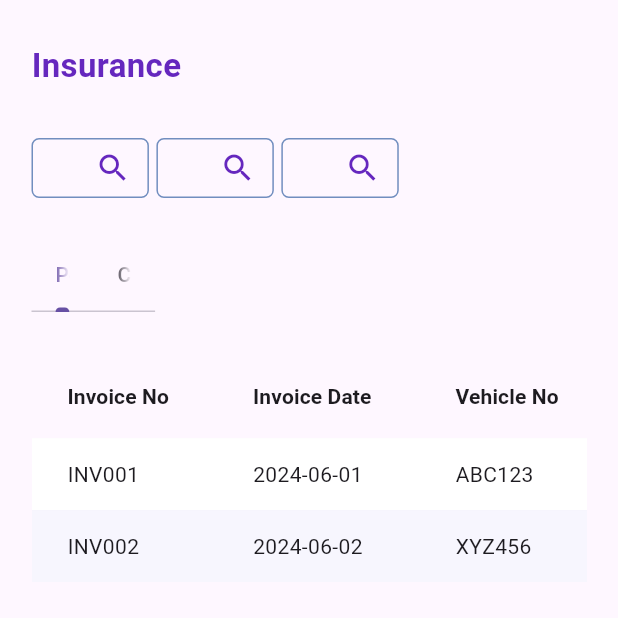
After one commit to MeetIdeaMate/tvs_web, a Flutter app: the InsuranseView screen opened directly, on a phone screen of 412 x 824 dp, the top half of it. The commit adds this screen. Run offline on Flutter 3.47's test engine with Material 3 defaults, Android fonts, the phone set to English and light mode, and no system bars; our stand-ins replace dio, flutter_svg, flutter_typeahead, google_fonts, hexcolor, input_quantity and 3 more; missing offline and left inert: blurry_modal_progress_hud, tlds_flutter; accounts and stored records are empty; network calls fail; Roboto replaces fonts that are missing (assets/fonts/Poppins-Regular.ttf); project files that could hold a hidden picture were left out.

Commit message:
insuranse screen design

```diff
--- a/lib/api_service/app_service_utils.dart
+++ b/lib/api_service/app_service_utils.dart
@@ -24,7 +24,6 @@ import 'package:tlbilling/models/post_model/add_transport_model.dart';
 import 'package:tlbilling/models/update/update_branch_model.dart';
 import 'package:tlbilling/models/user_model.dart';
 import 'package:tlbilling/utils/app_constants.dart';
-
 import '../models/post_model/add_vendor_model.dart';
 
 abstract class AppServiceUtil {
--- a/lib/utils/app_constants.dart
+++ b/lib/utils/app_constants.dart
@@ -133,6 +133,7 @@ class AppConstants {
   static const receipt = 'Receipt';
   static const employee = 'Employee';
   static const pinCode = 'Pin Code';
+  static const insurance = 'Insurance';
 
   //Customer
   static const addCustomer = 'Add Customer';
@@ -318,7 +319,6 @@ class AppConstants {
   static const transportUpdate = 'Transport Update';
   static const transportUpdatedSuccessFully = 'Branch updated successFully';
 
-
   static const somethingWentWrong = 'Something went wrong try again...!';
   static const customerUpdate = 'Customer Update';
   static const customerCreate = 'Customer Create';
@@ -400,7 +400,14 @@ class AppConstants {
   static const enterPartNo = 'Please Enter Part No';
   static const selectVehiceName = 'Please Select Vehicle Name';
   static const enterVarient = 'Please Enter Varient';
-    static const enterColor = 'Please Enter Color';
-    static const enterHsnCode = 'Please Enter HSN Code';
-    static const enterUnitRate = 'Please Enter Unit Rate';
+  static const enterColor = 'Please Enter Color';
+  static const enterHsnCode = 'Please Enter HSN Code';
+  static const enterUnitRate = 'Please Enter Unit Rate';
+
+  //insurnse
+
+  static const String vehicleNo = 'Vehicle No';
+  static const String customerID = 'Customer ID';
+
+  static const String mobileNo = 'Mobile No';
 }
--- a/lib/view/customer/customer_view.dart
+++ b/lib/view/customer/customer_view.dart
@@ -7,6 +7,7 @@ import 'package:tlbilling/models/get_model/get_all_customers_model.dart';
 import 'package:tlbilling/utils/app_colors.dart';
 import 'package:tlbilling/utils/app_constants.dart';
 import 'package:tlbilling/utils/app_util_widgets.dart';
+import 'package:tlbilling/utils/input_formates.dart';
 import 'package:tlbilling/view/customer/create_customer_dialog.dart';
 import 'package:tlbilling/view/customer/customer_view_bloc.dart';
 import 'package:tlds_flutter/components/tlds_input_form_field.dart';
@@ -72,7 +73,7 @@ class _CustomerViewState extends State<CustomerView> {
             return _buildFormField(
               _customerScreenBlocImpl.customerMobileNoController,
               AppConstants.mobileNumber,
-              inputFormatters: [FilteringTextInputFormatter.digitsOnly],
+              inputFormatters: TlInputFormatters.onlyAllowNumbers,
             );
           },
         ),
--- /dev/null
+++ b/lib/view/insuranse/insuranse_view.dart
@@ -0,0 +1,252 @@
+import 'package:flutter/material.dart';
+import 'package:flutter_svg/svg.dart';
+import 'package:tlbilling/utils/app_colors.dart';
+import 'package:tlbilling/utils/app_constants.dart';
+import 'package:tlbilling/utils/app_util_widgets.dart';
+import 'package:tlbilling/view/insuranse/insuranse_view_bloc.dart';
+
+class InsuranseView extends StatefulWidget {
+  const InsuranseView({super.key});
+
+  @override
+  State<InsuranseView> createState() => _InsuranseViewState();
+}
+
+class _InsuranseViewState extends State<InsuranseView>
+    with SingleTickerProviderStateMixin {
+  final _appColors = AppColors();
+  final _insuranceViewBlocImpl = InsuranceViewBlocImpl();
+  late TabController _tabController;
+
+  @override
+  void initState() {
+    super.initState();
+    _tabController = TabController(length: 2, vsync: this);
+    _tabController.addListener(() {
+      _insuranceViewBlocImpl.tabChangeStreamControll(true);
+    });
+  }
+
+  @override
+  void dispose() {
+    _tabController.dispose();
+    super.dispose();
+  }
+
+  final List<Map<String, String>> _insuranceList = [
+    {
+      'Invoice No': 'INV001',
+      'Invoice Date': '2024-06-01',
+      'Vehicle No': 'ABC123',
+      'Customer ID': 'CUST001',
+      'Customer Name': 'John Doe',
+      'Mobile No': '1234567890',
+      'Status': 'Active',
+      'Created By': 'Admin',
+    },
+    {
+      'Invoice No': 'INV002',
+      'Invoice Date': '2024-06-02',
+      'Vehicle No': 'XYZ456',
+      'Customer ID': 'CUST002',
+      'Customer Name': 'Jane Smith',
+      'Mobile No': '9876543210',
+      'Status': 'Inactive',
+      'Created By': 'Manager',
+    },
+  ];
+
+  @override
+  Widget build(BuildContext context) {
+    return Scaffold(
+      body: Padding(
+        padding: const EdgeInsets.symmetric(horizontal: 21, vertical: 28),
+        child: Column(
+          crossAxisAlignment: CrossAxisAlignment.start,
+          children: [
+            AppWidgetUtils.buildHeaderText(AppConstants.insurance),
+            AppWidgetUtils.buildSizedBox(custHeight: 28),
+            _buildSearchFilter(context),
+            AppWidgetUtils.buildSizedBox(custHeight: 28),
+            _buildTabBar(context),
+            AppWidgetUtils.buildSizedBox(custHeight: 28),
+            _buildTabBarView(context),
+          ],
+        ),
+      ),
+    );
+  }
+
+  _buildTabBar(BuildContext context) {
+    return SizedBox(
+      width: MediaQuery.of(context).size.width * 0.2,
+      child: TabBar(
+        controller: _tabController,
+        tabs: const [
+          Tab(text: AppConstants.pending),
+          Tab(text: AppConstants.completed),
+        ],
+      ),
+    );
+  }
+
+  _buildTabBarView(BuildContext context) {
+    return Expanded(
+      child: TabBarView(
+        physics: const NeverScrollableScrollPhysics(),
+        controller: _tabController,
+        children: [
+          _buildInsuranceTableView(context),
+          _buildInsuranceTableView(context),
+        ],
+      ),
+    );
+  }
+
+  _buildSearchFilter(BuildContext context) {
+    return Row(
+      children: [
+        _buildInvoiceSearch(),
+        _buildMobileNoSearch(),
+        _buildCustomerNameSearch(),
+      ],
+    );
+  }
+
+  Widget _buildInvoiceSearch() {
+    return buildSearchField(
+      hintText: AppConstants.invoiceNo,
+      searchController: _insuranceViewBlocImpl.invoiceNoSearchController,
+      searchStream: _insuranceViewBlocImpl.invoiceNoStream,
+      searchStreamController: _insuranceViewBlocImpl.invoiceNoStreamController,
+    );
+  }
+
+  Widget _buildMobileNoSearch() {
+    return buildSearchField(
+      hintText: AppConstants.mobileNumber,
+      searchController: _insuranceViewBlocImpl.mobileNumberSearchController,
+      searchStream: _insuranceViewBlocImpl.mobileNumberSearchStream,
+      searchStreamController:
+          _insuranceViewBlocImpl.mobileNumberSearchStreamController,
+    );
+  }
+
+  Widget _buildCustomerNameSearch() {
+    return buildSearchField(
+      hintText: AppConstants.customerName,
+      searchController: _insuranceViewBlocImpl.customerNameSearchController,
+      searchStream: _insuranceViewBlocImpl.customerNameSearchStream,
+      searchStreamController:
+          _insuranceViewBlocImpl.customerNameSearchStreamController,
+    );
+  }
+
+  Widget buildSearchField({
+    required Stream<bool> searchStream,
+    required TextEditingController searchController,
+    required Function(bool) searchStreamController,
+    required String hintText,
+  }) {
+    return StreamBuilder(
+      stream: searchStream,
+      builder: (context, snapshot) {
+        bool isTextEmpty = searchController.text.isEmpty;
+        IconData iconPath = isTextEmpty ? Icons.search : Icons.close;
+        Color iconColor =
+            isTextEmpty ? _appColors.primaryColor : _appColors.red;
+
+        return AppWidgetUtils.buildSearchField(
+          hintText,
+          searchController,
+          context,
+          suffixIcon: IconButton(
+            onPressed: () {
+              if (iconPath == Icons.search) {
+                if (searchController.text.isNotEmpty) {
+                  searchStreamController(true);
+                }
+              } else {
+                searchController.clear();
+                searchStreamController(false);
+              }
+            },
+            icon: Icon(
+              iconPath,
+              color: iconColor,
+            ),
+          ),
+          onSubmit: (value) {
+            if (value.isNotEmpty) {
+              searchStreamController(true);
+            }
+          },
+        );
+      },
+    );
+  }
+
+  Widget _buildInsuranceTableView(BuildContext context) {
+    return Expanded(
+      child: SingleChildScrollView(
+        scrollDirection: Axis.horizontal,
+        child: DataTable(
+          dividerThickness: 0.01,
+          columns: [
+            _buildinsuranseTableHeader(AppConstants.invoiceNo),
+            _buildinsuranseTableHeader(AppConstants.invoiceDate),
+            _buildinsuranseTableHeader(AppConstants.vehicleNo),
+            _buildinsuranseTableHeader(AppConstants.customerID),
+            _buildinsuranseTableHeader(AppConstants.customerName),
+            _buildinsuranseTableHeader(AppConstants.mobileNo),
+            _buildinsuranseTableHeader(AppConstants.status),
+            _buildinsuranseTableHeader(AppConstants.createdBy),
+            _buildinsuranseTableHeader(AppConstants.action),
+          ],
+          rows: _insuranceList.map((rowData) {
+            final bool isEven = _insuranceList.indexOf(rowData).isEven;
+            return DataRow(
+              color: MaterialStateColor.resolveWith((states) {
+                return isEven ? Colors.white : _appColors.transparentBlueColor;
+              }),
+              cells: [
+                DataCell(Text(rowData[AppConstants.invoiceNo] ?? '')),
+                DataCell(Text(rowData[AppConstants.invoiceDate] ?? '')),
+                DataCell(Text(rowData[AppConstants.vehicleNo] ?? '')),
+                DataCell(Text(rowData[AppConstants.customerID] ?? '')),
+                DataCell(Text(rowData[AppConstants.customerName] ?? '')),
+                DataCell(Text(rowData[AppConstants.mobileNo] ?? '')),
+                DataCell(
+                  Chip(
+                    label: const Text(
+                      'Pending',
+                      style: TextStyle(
+                        color: Colors.yellow,
+                      ),
+                    ),
+                    backgroundColor: Colors.transparent,
+                    materialTapTargetSize: MaterialTapTargetSize.shrinkWrap,
+                    padding: EdgeInsets.zero,
+                    shape: RoundedRectangleBorder(
+                      borderRadius: BorderRadius.circular(20),
+                      side: const BorderSide(color: Colors.yellow, width: 1),
+                    ),
+                  ),
+                ),
+                DataCell(Text(rowData[AppConstants.createdBy] ?? '')),
+                DataCell(SvgPicture.asset(AppConstants.icEdit)),
+              ],
+            );
+          }).toList(),
+        ),
+      ),
+    );
+  }
+
+  DataColumn _buildinsuranseTableHeader(String headerValue) => DataColumn(
+        label: Text(
+          headerValue,
+          style: const TextStyle(fontWeight: FontWeight.bold),
+        ),
+      );
+}
--- /dev/null
+++ b/lib/view/insuranse/insuranse_view_bloc.dart
@@ -0,0 +1,99 @@
+import 'dart:async';
+
+import 'package:flutter/material.dart';
+
+abstract class InsuranceViewBloc {
+  TextEditingController get invoiceNoSearchController;
+  TextEditingController get mobileNumberSearchController;
+  TextEditingController get customerNameSearchController;
+  // Future<GetAllInsuranceByPagination> getAllInsuranceByPagination();
+  int get currentPage;
+  Stream<int> get pageNumberStream;
+  Stream<bool> get invoiceNoStream;
+  Stream<bool> get mobileNumberSearchStream;
+  Stream<bool> get customerNameSearchStream;
+  TabController get insuranseTabController;
+  Stream<bool> get tabChangeStreamController;
+}
+
+class InsuranceViewBlocImpl extends InsuranceViewBloc {
+  final _invoiceNoSearchController = TextEditingController();
+  final _mobileNumberSearchController = TextEditingController();
+  final _customerNameSearchController = TextEditingController();
+  // final _appServiceUtilsBlocImpl = AppServiceUtilImpl();
+  int _currentPage = 0;
+  final _pageNumberStreamController = StreamController<int>.broadcast();
+  final _invoiceNoStream = StreamController<bool>.broadcast();
+  final _mobileNumberStream = StreamController<bool>.broadcast();
+  final _customerNameSearchStream = StreamController<bool>.broadcast();
+  late TabController _insuranseTabController;
+  final _tabChangeStreamController = StreamController<bool>.broadcast();
+
+  @override
+  TextEditingController get invoiceNoSearchController =>
+      _invoiceNoSearchController;
+
+  @override
+  TextEditingController get mobileNumberSearchController =>
+      _mobileNumberSearchController;
+
+  @override
+  TextEditingController get customerNameSearchController =>
+      _customerNameSearchController;
+
+  @override
+  int get currentPage => _currentPage;
+  set currentPage(int pageValue) {
+    _currentPage = pageValue;
+  }
+
+  @override
+  Stream<int> get pageNumberStream => _pageNumberStreamController.stream;
+
+  pageNumberUpdateStreamController(int streamValue) {
+    _pageNumberStreamController.add(streamValue);
+  }
+
+  // @override
+  // Future<GetAllInsuranceByPagination> getAllInsuranceByPagination() {
+  //   return _appServiceUtilsBlocImpl.getAllInsuranceByPagination(
+  //       currentPage,
+  //       invoiceNoSearchController.text,
+  //       customerNameSearchController.text,
+  //       mobileNumberSearchController.text);
+  // }
+
+  @override
+  Stream<bool> get invoiceNoStream => _invoiceNoStream.stream;
+
+  invoiceNoStreamController(bool newValue) {
+    _invoiceNoStream.add(newValue);
+  }
+
+  @override
+  Stream<bool> get mobileNumberSearchStream => _mobileNumberStream.stream;
+  mobileNumberSearchStreamController(bool newValue) {
+    _mobileNumberStream.add(newValue);
+  }
+
+  @override
+  Stream<bool> get customerNameSearchStream => _customerNameSearchStream.stream;
+  customerNameSearchStreamController(bool newValue) {
+    _customerNameSearchStream.add(newValue);
+  }
+
+  @override
+  TabController get insuranseTabController => _insuranseTabController;
+
+  set insuranseTabController(TabController newTab) {
+    _insuranseTabController = newTab;
+  }
+
+  @override
+  Stream<bool> get tabChangeStreamController =>
+      _tabChangeStreamController.stream;
+
+  tabChangeStreamControll(bool newValue) {
+    _tabChangeStreamController.add(newValue);
+  }
+}
--- a/lib/view/voucher_receipt/new_receipt/new_receipt.dart
+++ b/lib/view/voucher_receipt/new_receipt/new_receipt.dart
@@ -23,6 +23,8 @@ class _NewReceiptState extends State<NewReceipt> {
   @override
   Widget build(BuildContext context) {
     return AlertDialog(
+      surfaceTintColor: _appColors.whiteColor,
+      backgroundColor: _appColors.whiteColor,
       content: SizedBox(
         width: MediaQuery.sizeOf(context).width * 0.4,
         child: Column(
```
Also changed, not shown: lib/components/side_menu_navigation.dart (+25 -6 lines), lib/view/customer/create_customer_dialog.dart (+6 -8 lines), lib/view/voucher_receipt/new_voucher/new_voucher.dart (+12 -1 lines).
